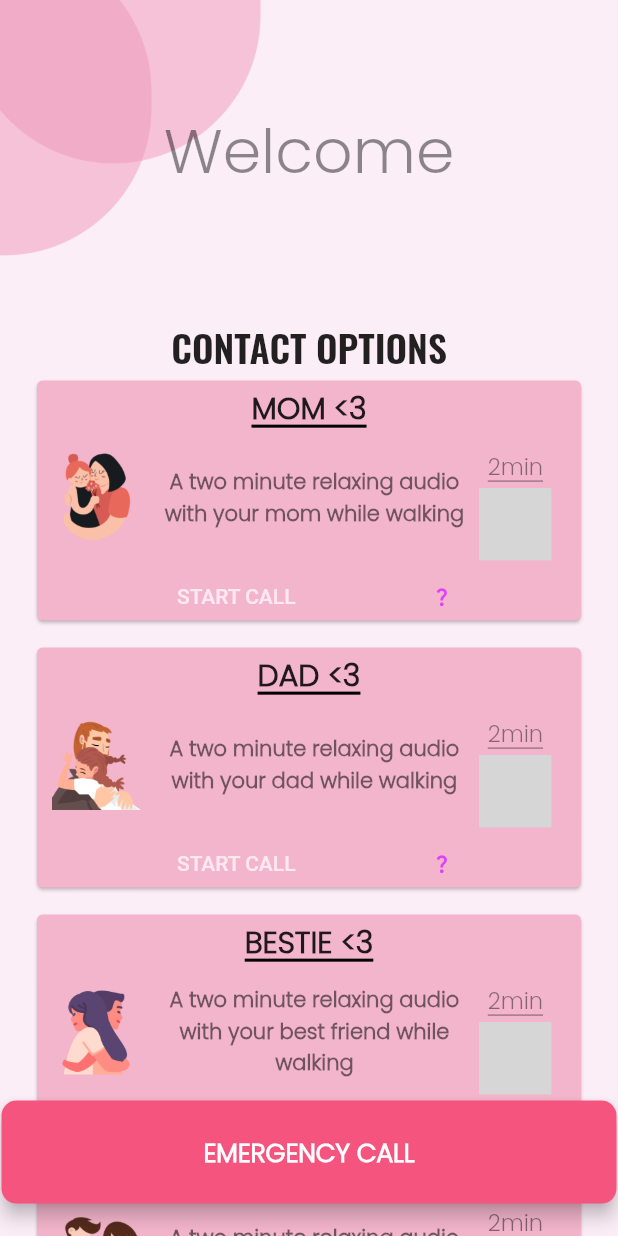
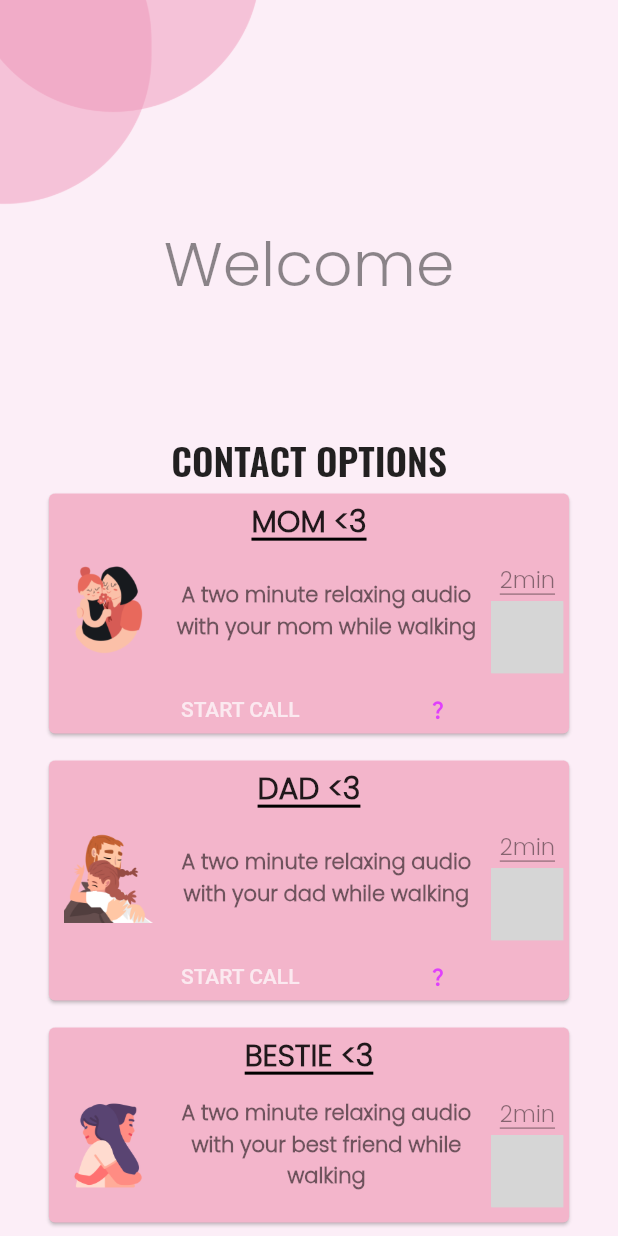
Before and after one commit to dila0/google-solution-challenge-2023-bilkent, a Flutter app: the ContactOptionsScreen screen opened by its route, after a tap on "MOM <3", after a tap on "DAD <3", on a phone screen of 412 x 824 dp. Run offline on Flutter 3.47's test engine with Material 2 defaults, Android fonts, the phone set to English and light mode, and no system bars; our stand-ins replace assets_audio_player, awesome_snackbar_content, babstrap_settings_screen, banner_carousel, cloud_firestore, firebase_auth and 6 more; missing offline and left inert: favorite_button, smart_alert_dialog; accounts and stored records are empty; grey boxes are pictures that could not be loaded.

Commit message:
contact_options_screen.dart now everything is scrollable. Circles are shrinked a bit.

```diff
--- a/lib/screens/contact_options_screen.dart
+++ b/lib/screens/contact_options_screen.dart
@@ -43,15 +43,38 @@ class _ContactOptionsScreenState extends State<ContactOptionsScreen> {
     String userName = "${FirebaseUtility.name} ${FirebaseUtility.surname}";
     return Scaffold(
       backgroundColor: kBackgroundColor,
-      body: Stack(
-        //TODO her şeyi scrollview içine mi alsak? welcome falan da kaysa, sliver appbar diye bişey var ondan yapılabilir
-        children: <Widget>[
-          const Circles(),
-          SafeArea(
-            child: Center(
-              child: Column(
-                children: <Widget>[
-                  const SizedBox(height: kSignUpScreenDistanceFromTop),
+      body: NestedScrollView(
+        headerSliverBuilder: (BuildContext context, bool innerBoxIsScrolled) =>
+            [
+          MediaQuery.removePadding(
+            context: context,
+            removeTop: true,
+            removeBottom: true,
+            child: SliverAppBar(
+              stretch: true,
+              title: const Circles(),
+              backgroundColor: kBackgroundColor,
+              elevation: 0,
+              toolbarHeight: MediaQuery.of(context).size.height / 6,
+              centerTitle: false,
+              titleSpacing: 0,
+              automaticallyImplyLeading: false,
+            ),
+          ),
+        ],
+        body: MediaQuery.removePadding(
+          context: context,
+          removeTop: true,
+          child: ListView(
+            physics: const BouncingScrollPhysics(),
+            children: [
+              Expanded(
+                  child: Padding(
+                padding: const EdgeInsets.all(8.0),
+                child: ListView(
+                  physics: const BouncingScrollPhysics(),
+                  shrinkWrap: true,
+                  children: [
                     Center(
                         child: Text(
                       welcomeString,
@@ -72,7 +95,7 @@ class _ContactOptionsScreenState extends State<ContactOptionsScreen> {
                       )),
                     ),
                     SizedBox(height: MediaQuery.of(context).size.height / 40),
-                  Text(startText, style: kSignUpInScreen),
+                    Center(child: Text(startText, style: kSignUpInScreen)),
                     Expanded(
                       child: Stack(
                         children: [
@@ -126,35 +149,16 @@ class _ContactOptionsScreenState extends State<ContactOptionsScreen> {
                               ],
                             ),
                           ),
-                        Center(
-                          child: Column(
-                            mainAxisAlignment: MainAxisAlignment.end,
-                            children: [
-                              Padding(
-                                padding: EdgeInsets.only(
-                                    bottom: MediaQuery.of(context).size.height /
-                                        40),
-                                child: RegisterButton(
-                                  title: 'EMERGENCY CALL',
-                                  minWidth:
-                                      MediaQuery.of(context).size.height / 2,
-                                  height:
-                                      MediaQuery.of(context).size.height / 12,
-                                  pressedFunct: emergencyPressed,
-                                ),
-                              ),
                         ],
                       ),
                     ),
                   ],
                 ),
-                  ),
+              )),
             ],
           ),
         ),
       ),
-        ],
-      ),
     );
   }
 }
```
Lines whose indentation alone changed are shown as unchanged.
